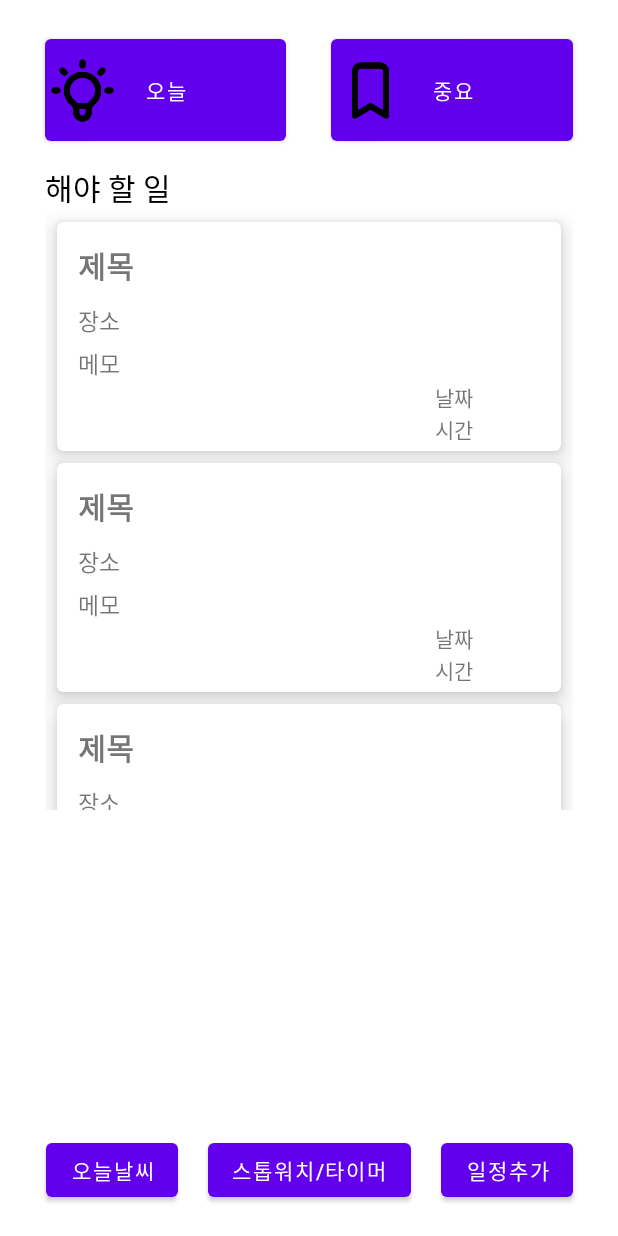
After one commit to IngakHwang/ScheduleAndroidApp_Kotlin, an Android app: the layout fragment_main.xml on its own in the app's theme, with its tools: preview values and no code run, on a phone screen of 412 x 824 dp. The commit adds this screen. Run offline under Robolectric (Android 15) with nearby library versions, the phone set to English and light mode, and no system bars.

Commit message:
add Login,Join,Main Fragment

```diff
--- a/app/build.gradle
+++ b/app/build.gradle
@@ -1,7 +1,7 @@
 plugins {
     id 'com.android.application'
     id 'org.jetbrains.kotlin.android'
-    id ("androidx.navigation.safeargs.kotlin")
+    id ("androidx.navigation.safeargs")
 }
 
 android {
--- a/app/src/main/java/com/example/schedule/MainActivity.kt
+++ b/app/src/main/java/com/example/schedule/MainActivity.kt
@@ -2,6 +2,7 @@ package com.example.schedule
 
 import androidx.appcompat.app.AppCompatActivity
 import android.os.Bundle
+import android.view.Menu
 import androidx.navigation.fragment.NavHostFragment
 import androidx.navigation.ui.AppBarConfiguration
 
@@ -17,8 +18,5 @@ class MainActivity : AppCompatActivity() {
         val navController = host.navController
 
         appBarConfiguration = AppBarConfiguration(navController.graph)
-
-
-
     }
 }
--- /dev/null
+++ b/app/src/main/res/layout/additemcard.xml
@@ -0,0 +1,85 @@
+<?xml version="1.0" encoding="utf-8"?>
+<androidx.cardview.widget.CardView xmlns:android="http://schemas.android.com/apk/res/android"
+    android:layout_width="match_parent"
+    android:layout_height="wrap_content"
+    xmlns:app="http://schemas.android.com/apk/res-auto"
+    android:layout_marginTop="8dp"
+    android:layout_marginStart="8dp"
+    android:layout_marginEnd="8dp"
+    app:cardCornerRadius="4dp"
+    app:cardElevation="8dp">
+
+    <RelativeLayout
+        android:layout_width="match_parent"
+        android:layout_height="match_parent"
+        android:layout_margin="4dp">
+
+        <TextView
+            android:id="@+id/additemcard_date"
+            android:layout_width="80dp"
+            android:layout_height="wrap_content"
+
+
+            android:layout_below="@id/additemcard_memo"
+            android:layout_alignParentRight="true"
+            android:text="날짜"/>
+        <TextView
+            android:id="@+id/additemcard_time"
+            android:layout_width="80dp"
+            android:layout_height="wrap_content"
+
+            android:layout_below="@id/additemcard_date"
+            android:layout_alignParentRight="true"
+            android:text="시간"/>
+
+        <TextView
+            android:id="@+id/additemcard_title"
+            android:layout_width="230dp"
+            android:layout_height="wrap_content"
+            android:layout_marginLeft="10dp"
+            android:layout_marginTop="10dp"
+            android:layout_marginRight="10dp"
+            android:textSize="20sp"
+            android:textStyle="bold"
+            android:text="제목"/>
+
+        <TextView
+            android:id="@+id/additemcard_location"
+            android:layout_width="230dp"
+            android:layout_height="wrap_content"
+            android:layout_marginLeft="10dp"
+            android:layout_marginRight="10dp"
+            android:layout_marginTop="10dp"
+            android:textSize="15sp"
+
+            android:layout_below="@id/additemcard_title"
+            android:text="장소"/>
+
+
+        <TextView
+            android:id="@+id/additemcard_memo"
+            android:layout_width="230dp"
+            android:layout_height="wrap_content"
+            android:layout_marginLeft="10dp"
+            android:layout_marginTop="5dp"
+            android:layout_marginRight="10dp"
+            android:textSize="15sp"
+
+            android:layout_below="@id/additemcard_location"
+            android:text="메모"/>
+
+        <TextView
+            android:id="@+id/additemcard_important"
+            android:layout_width="wrap_content"
+            android:layout_height="wrap_content"
+            android:layout_marginTop="10dp"
+            android:layout_marginLeft="10dp"
+            android:textStyle="bold"
+            android:textColor="#B71C1C"
+
+            android:layout_toRightOf="@id/additemcard_title"
+            />
+
+    </RelativeLayout>
+
+</androidx.cardview.widget.CardView>
--- /dev/null
+++ b/app/src/main/res/layout/fragment_main.xml
@@ -0,0 +1,118 @@
+<?xml version="1.0" encoding="utf-8"?>
+<RelativeLayout xmlns:android="http://schemas.android.com/apk/res/android"
+    xmlns:tools="http://schemas.android.com/tools"
+    android:layout_width="match_parent"
+    android:layout_height="match_parent"
+    tools:context=".MainFragment">
+
+        <LinearLayout
+            android:id="@+id/layout_first"
+            android:layout_marginTop="20dp"
+            android:layout_width="match_parent"
+            android:layout_height="wrap_content"
+            android:orientation="horizontal"
+            android:weightSum="10">
+
+            <Button
+                android:id="@+id/main_todaybtn"
+                android:layout_width="100dp"
+                android:layout_height="80dp"
+
+                android:text="오늘"
+                android:layout_marginLeft="30dp"
+                android:layout_weight="4"/>
+            <Space
+                android:layout_width="wrap_content"
+                android:layout_height="wrap_content"
+                android:layout_weight="2"/>
+
+            <Button
+                android:id="@+id/main_importantbtn"
+                android:layout_width="100dp"
+                android:layout_height="80dp"
+                android:text="중요"
+                android:layout_marginRight="30dp"
+                android:layout_weight="4"/>
+        </LinearLayout>
+
+        <TextView
+            android:id="@+id/main_emetytextView"
+            android:layout_width="wrap_content"
+            android:layout_height="wrap_content"
+            android:gravity="center"
+            android:layout_centerInParent="true"/>
+
+        <TextView
+            android:id="@+id/main_textView"
+            android:layout_marginTop="10dp"
+            android:layout_below="@id/layout_first"
+            android:layout_width="wrap_content"
+            android:layout_height="wrap_content"
+            android:text="해야 할 일"
+            android:textSize="20sp"
+            android:textColor="@color/black"
+            android:layout_marginLeft="30dp"/>
+
+        <androidx.recyclerview.widget.RecyclerView
+            android:id="@+id/main_recView"
+            android:layout_below="@id/main_textView"
+            android:layout_width="match_parent"
+            android:layout_height="400dp"
+            android:layout_marginLeft="30dp"
+            android:layout_marginRight="30dp"
+            tools:listitem="@layout/additemcard"/>
+
+        <Button
+            android:id="@+id/main_addlist"
+            android:layout_width="wrap_content"
+            android:layout_height="wrap_content"
+            android:text="일정추가"
+            android:layout_alignParentRight="true"
+            android:layout_alignParentBottom="true"
+            android:layout_marginRight="30dp"
+            android:layout_marginBottom="20dp"/>
+
+        <Button
+            android:id="@+id/main_timerbtn"
+            android:layout_width="wrap_content"
+            android:layout_height="wrap_content"
+            android:text="스톱워치/타이머"
+            android:layout_toLeftOf="@id/main_addlist"
+            android:layout_alignParentBottom="true"
+            android:layout_marginBottom="20dp"
+            android:layout_marginRight="20dp"/>
+
+        <Button
+            android:id="@+id/main_weather"
+            android:layout_width="wrap_content"
+            android:layout_height="wrap_content"
+            android:text="오늘날씨"
+            android:layout_toLeftOf="@id/main_timerbtn"
+            android:layout_alignParentBottom="true"
+            android:layout_marginBottom="20dp"
+            android:layout_marginRight="20dp"/>
+
+        <ImageView
+            android:layout_width="50dp"
+            android:layout_height="50dp"
+            android:src="@drawable/today"
+            android:scaleType="centerCrop"
+            android:layout_alignParentLeft="true"
+            android:layout_marginLeft="30dp"
+            android:layout_marginTop="35dp"
+            android:backgroundTint="@color/purple_500"/>
+
+        <ImageView
+            android:layout_width="50dp"
+            android:layout_height="50dp"
+            android:src="@drawable/important"
+            android:scaleType="centerCrop"
+            android:layout_alignParentRight="true"
+            android:layout_marginRight="140dp"
+            android:layout_marginTop="35dp"
+            android:backgroundTint="@color/purple_500"/>
+
+
+
+
+    </RelativeLayout>
--- a/build.gradle
+++ b/build.gradle
@@ -19,7 +19,7 @@ buildscript {
         classpath 'com.android.tools.build:gradle:7.0.4'
         classpath 'com.google.gms:google-services:4.3.10'
         classpath 'org.jetbrains.kotlin:kotlin-gradle-plugin:1.6.10'
-        classpath "androidx.navigation:navigation-safe-args-gradle-plugin:2.3.5"
+        classpath "androidx.navigation:navigation-safe-args-gradle-plugin:2.4.1"
 
         // NOTE: Do not place your application dependencies here; they belong
         // in the individual module build.gradle files
```
Also changed, not shown: app/src/main/java/com/example/schedule/JoinFragment.kt (+26 -5 lines), app/src/main/java/com/example/schedule/LoginFragment.kt (+73 -1 lines), app/src/main/java/com/example/schedule/MainFragment.kt (added, +56 -0 lines), app/src/main/java/com/example/schedule/Member.kt (added, +7 -0 lines), app/src/main/res/menu/action.xml (added, +10 -0 lines), app/src/main/res/menu/mymenu.xml (added, +13 -0 lines), app/src/main/res/navigation/nav_graph.xml (+14 -0 lines), app/src/main/res/drawable-v24/check.png (added), app/src/main/res/drawable-v24/important.png (added), app/src/main/res/drawable-v24/today.png (added).
